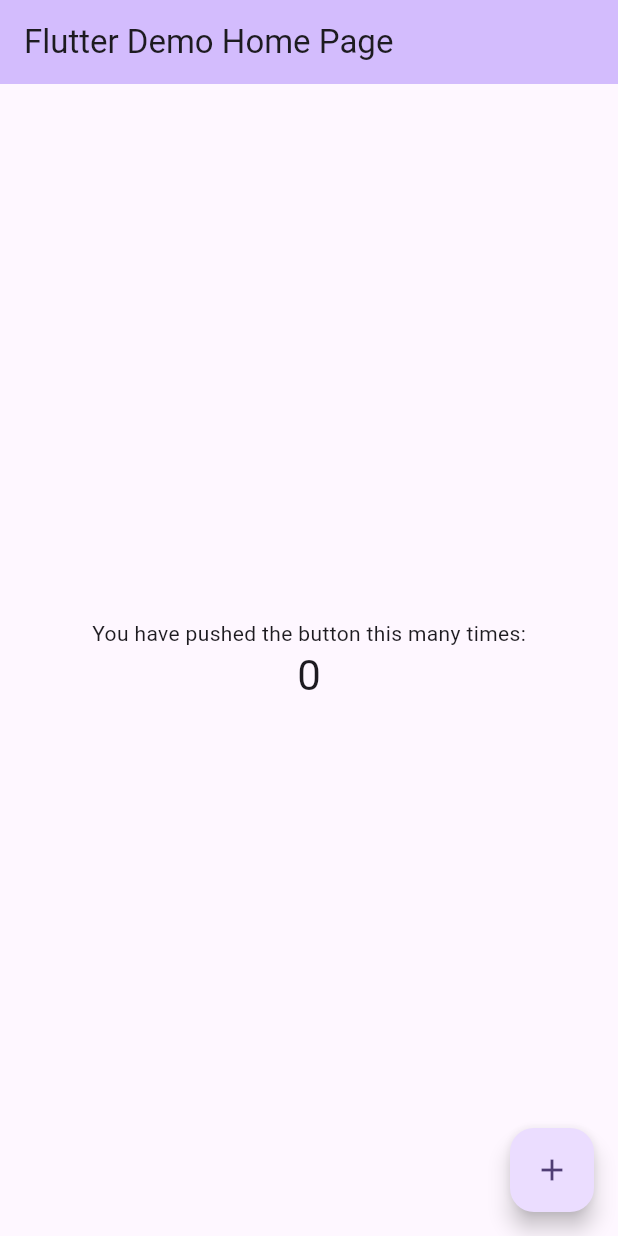
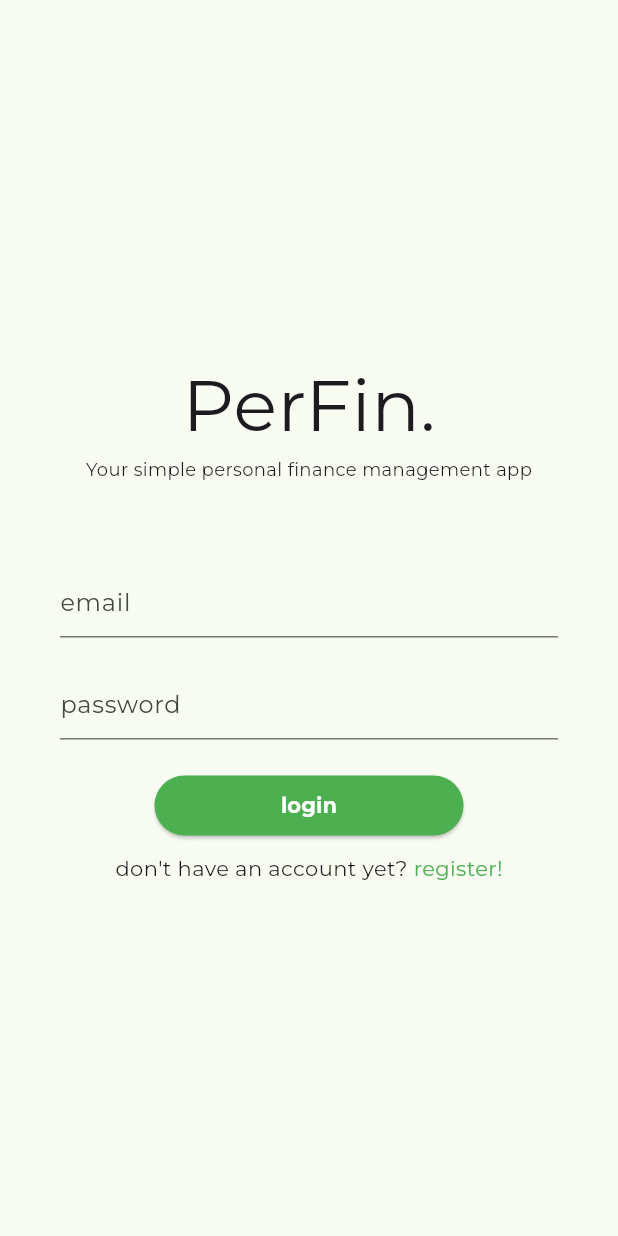
Before and after one commit to muhalifalgibran/perfin-app, a Flutter app: the screen it shows after launch, on a phone screen of 412 x 824 dp. Run offline on Flutter 3.47's test engine with Material 3 defaults, Android fonts, the phone set to English and light mode, and no system bars; our stand-ins replace firebase_core, google_fonts; accounts and stored records are empty.

Commit message:
login and register page

```diff
--- /dev/null
+++ b/lib/features/auth/presentation/pages/login_page.dart
@@ -0,0 +1,85 @@
+import 'package:flutter/material.dart';
+import 'package:perfin_app/features/auth/presentation/pages/registration_page.dart';
+
+class LoginPage extends StatelessWidget {
+  const LoginPage({Key? key}) : super(key: key);
+
+  @override
+  Widget build(BuildContext context) {
+    return Scaffold(
+      body: Padding(
+        padding: const EdgeInsets.all(40),
+        child: Column(
+          mainAxisAlignment: MainAxisAlignment.center,
+          children: [
+            const Text(
+              'PerFin.',
+              style: TextStyle(
+                fontSize: 48,
+                fontWeight: FontWeight.normal,
+              ),
+            ),
+            const Text(
+              'Your simple personal finance management app',
+              style: TextStyle(
+                fontSize: 12,
+                fontWeight: FontWeight.normal,
+              ),
+            ),
+            const SizedBox(height: 56),
+            TextFormField(
+              autofocus: false,
+              decoration: const InputDecoration(
+                hintText: 'email',
+              ),
+            ),
+            const SizedBox(height: 20),
+            TextFormField(
+              autofocus: false,
+              decoration: const InputDecoration(
+                hintText: 'password',
+              ),
+            ),
+            const SizedBox(height: 20),
+            SizedBox(
+              width: MediaQuery.of(context).size.width / 2,
+              child: ElevatedButton(
+                style: const ButtonStyle(
+                  backgroundColor: MaterialStatePropertyAll(Colors.green),
+                ),
+                onPressed: () {},
+                child: const Text(
+                  'login',
+                  style: TextStyle(
+                    color: Colors.white,
+                    fontWeight: FontWeight.bold,
+                  ),
+                ),
+              ),
+            ),
+            const SizedBox(height: 8),
+            Row(
+              mainAxisAlignment: MainAxisAlignment.center,
+              children: [
+                const Text('don\'t have an account yet? '),
+                GestureDetector(
+                  onTap: () {
+                    Navigator.of(context).push(
+                      MaterialPageRoute(
+                        builder: (context) => const RegistrationPage(),
+                      ),
+                    );
+                  },
+                  child: const Text(
+                    'register!',
+                    style: TextStyle(color: Colors.green),
+                  ),
+                ),
+              ],
+            )
+          ],
+        ),
+      ),
+    );
+  }
+}
--- a/lib/main.dart
+++ b/lib/main.dart
@@ -1,6 +1,14 @@
 import 'package:flutter/material.dart';
+import 'package:firebase_core/firebase_core.dart';
+import 'package:google_fonts/google_fonts.dart';
+import 'package:perfin_app/features/auth/presentation/pages/login_page.dart';
+import 'firebase_options.dart';
 
-void main() {
+void main() async {
+  WidgetsFlutterBinding.ensureInitialized();
+  await Firebase.initializeApp(
+    options: DefaultFirebaseOptions.currentPlatform,
+  );
   runApp(const MyApp());
 }
 
@@ -10,60 +18,13 @@ class MyApp extends StatelessWidget {
   @override
   Widget build(BuildContext context) {
     return MaterialApp(
-      title: 'Flutter Demo',
+      title: 'Perfin App',
       theme: ThemeData(
-        colorScheme: ColorScheme.fromSeed(seedColor: Colors.deepPurple),
+        colorScheme: ColorScheme.fromSeed(seedColor: Colors.green),
         useMaterial3: true,
+        textTheme: GoogleFonts.montserratTextTheme(),
       ),
-      home: const MyHomePage(title: 'Flutter Demo Home Page'),
+      home: const LoginPage(),
     );
   }
 }
-
-class MyHomePage extends StatefulWidget {
-  const MyHomePage({super.key, required this.title});
-
-  final String title;
-
-  @override
-  State<MyHomePage> createState() => _MyHomePageState();
-}
-
-class _MyHomePageState extends State<MyHomePage> {
-  int _counter = 0;
-
-  void _incrementCounter() {
-    setState(() {
-      _counter++;
-    });
-  }
-
-  @override
-  Widget build(BuildContext context) {
-    return Scaffold(
-      appBar: AppBar(
-        backgroundColor: Theme.of(context).colorScheme.inversePrimary,
-        title: Text(widget.title),
-      ),
-      body: Center(
-        child: Column(
-          mainAxisAlignment: MainAxisAlignment.center,
-          children: <Widget>[
-            const Text(
-              'You have pushed the button this many times:',
-            ),
-            Text(
-              '$_counter',
-              style: Theme.of(context).textTheme.headlineMedium,
-            ),
-          ],
-        ),
-      ),
-      floatingActionButton: FloatingActionButton(
-        onPressed: _incrementCounter,
-        tooltip: 'Increment',
-        child: const Icon(Icons.add),
-      ),
-    );
-  }
-}
--- a/pubspec.yaml
+++ b/pubspec.yaml
@@ -38,6 +38,8 @@ dependencies:
   flutter_bloc: ^8.1.3
   firebase_core: ^2.23.0
   firebase_auth: ^4.14.1
+  google_fonts: ^6.1.0
+  flutter_easyloading: ^3.0.5
 
 dev_dependencies:
   flutter_test:
```
Also changed, not shown: lib/features/auth/presentation/pages/registration_page.dart (added, +65 -0 lines), pubspec.lock, 4 other files.
